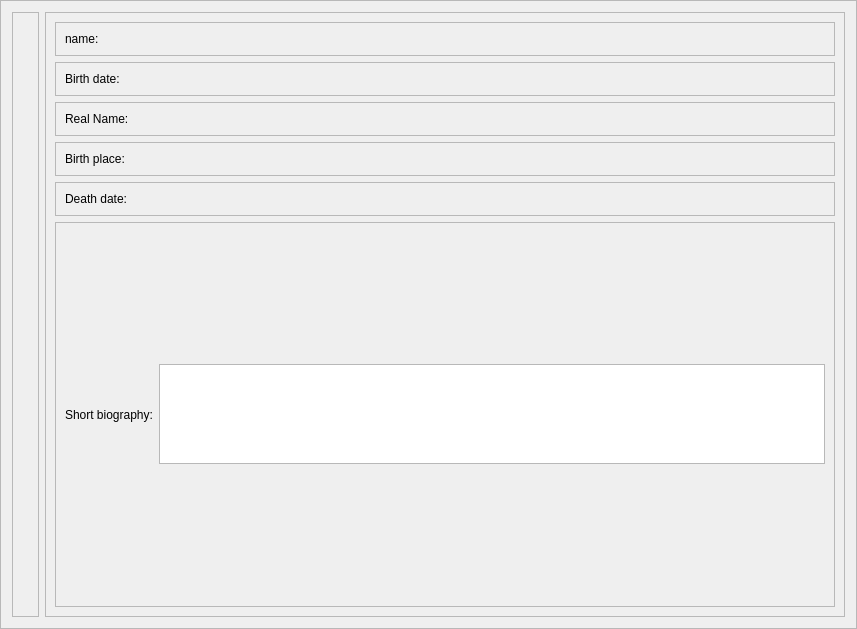
Above: weboob/applications/qcineoob/ui/person.ui from laurentb/weboob before the change. Below: the same form after it.
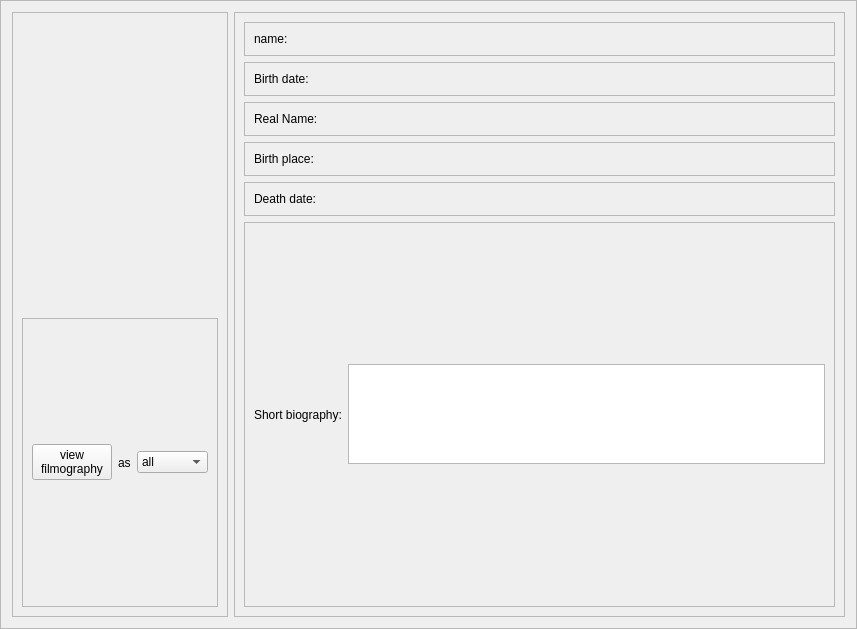
That is the form after the change.

Commit message: [qcineoob] filmography [imdb] html characters converted

Diff of the .ui file:
```diff
--- a/weboob/applications/qcineoob/ui/person.ui
+++ b/weboob/applications/qcineoob/ui/person.ui
@@ -36,6 +36,52 @@
         </property>
        </widget>
       </item>
+      <item>
+       <widget class="QFrame" name="frame_12">
+        <property name="frameShape">
+         <enum>QFrame::StyledPanel</enum>
+        </property>
+        <property name="frameShadow">
+         <enum>QFrame::Raised</enum>
+        </property>
+        <layout class="QHBoxLayout" name="horizontalLayout_4">
+         <item>
+          <widget class="QPushButton" name="filmographyButton">
+           <property name="text">
+            <string>view
+filmography</string>
+           </property>
+          </widget>
+         </item>
+         <item>
+          <widget class="QLabel" name="label_2">
+           <property name="text">
+            <string>as</string>
+           </property>
+          </widget>
+         </item>
+         <item>
+          <widget class="QComboBox" name="filmographyCombo">
+           <item>
+            <property name="text">
+             <string>all</string>
+            </property>
+           </item>
+           <item>
+            <property name="text">
+             <string>actor</string>
+            </property>
+           </item>
+           <item>
+            <property name="text">
+             <string>director</string>
+            </property>
+           </item>
+          </widget>
+         </item>
+        </layout>
+       </widget>
+      </item>
      </layout>
     </widget>
    </item>
```
The commit also changes 5 other files.
